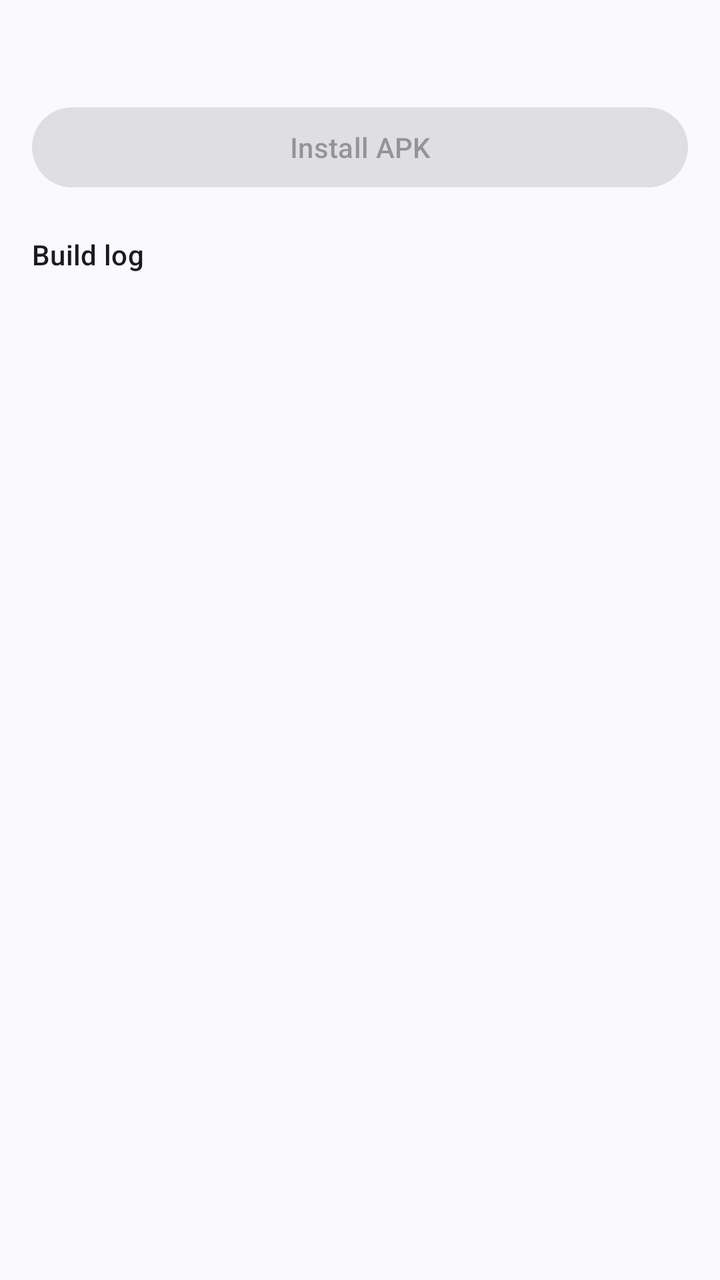
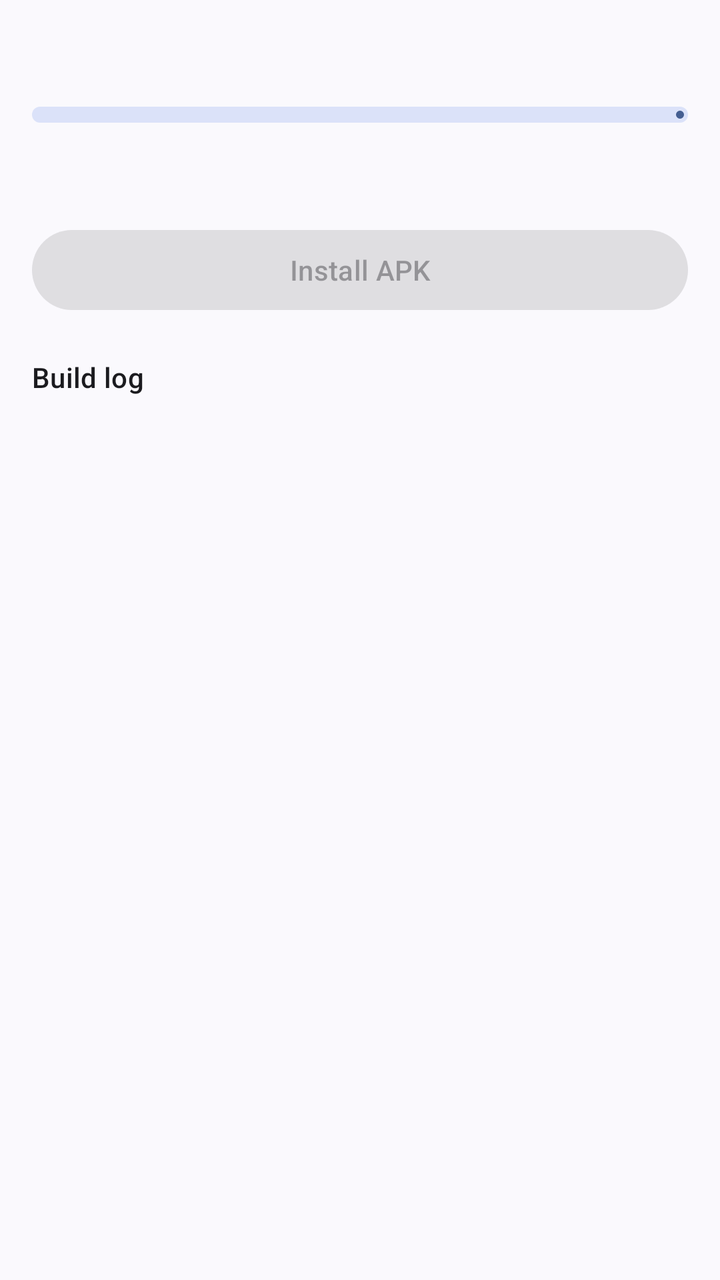

An Android layout rendered at two revisions. The XML below is the earlier revision; the diff shows what the commit changed to produce the second picture.
<!-- AndroidManifest.xml: application theme Theme.ApkRepacker -->
<!-- res/layout/activity_result.xml -->
<?xml version="1.0" encoding="utf-8"?>
<ScrollView xmlns:android="http://schemas.android.com/apk/res/android"
    xmlns:app="http://schemas.android.com/apk/res-auto"
    android:layout_width="match_parent"
    android:layout_height="match_parent"
    android:fillViewport="true">

    <LinearLayout
        android:layout_width="match_parent"
        android:layout_height="wrap_content"
        android:orientation="vertical"
        android:padding="16dp">

        <TextView
            android:id="@+id/txtStages"
            android:layout_width="match_parent"
            android:layout_height="wrap_content"
            android:fontFamily="monospace"
            android:textAppearance="?attr/textAppearanceTitleMedium"
            android:lineSpacingMultiplier="1.3" />

        <com.google.android.material.card.MaterialCardView
            android:id="@+id/cardSummary"
            android:layout_width="match_parent"
            android:layout_height="wrap_content"
            android:layout_marginTop="16dp"
            android:visibility="gone"
            app:cardCornerRadius="12dp">

            <TextView
                android:id="@+id/txtSummary"
                android:layout_width="match_parent"
                android:layout_height="wrap_content"
                android:fontFamily="monospace"
                android:padding="16dp"
                android:textIsSelectable="true" />
        </com.google.android.material.card.MaterialCardView>

        <com.google.android.material.button.MaterialButton
            android:id="@+id/btnInstall"
            android:layout_width="match_parent"
            android:layout_height="wrap_content"
            android:layout_marginTop="12dp"
            android:enabled="false"
            android:text="@string/install_apk" />

        <TextView
            android:layout_width="wrap_content"
            android:layout_height="wrap_content"
            android:layout_marginTop="20dp"
            android:text="Build log"
            android:textAppearance="?attr/textAppearanceLabelLarge" />

        <TextView
            android:id="@+id/txtLog"
            android:layout_width="match_parent"
            android:layout_height="wrap_content"
            android:layout_marginTop="4dp"
            android:fontFamily="monospace"
            android:textAppearance="?attr/textAppearanceBodySmall"
            android:textIsSelectable="true" />
    </LinearLayout>
</ScrollView>
<!-- resources referenced by this layout -->
<resources>
  <string name="install_apk">Install APK</string>
  <style name="Theme.ApkRepacker" parent="Theme.Material3.DynamicColors.DayNight.NoActionBar">
          <item name="android:statusBarColor">@android:color/transparent</item>
      </style>
</resources>

<!-- the commit's change to res/layout/activity_result.xml (unified diff, before → after) -->
@@ -10,6 +10,22 @@
         android:layout_height="wrap_content"
         android:orientation="vertical"
         android:padding="16dp">
+
+        <TextView
+            android:id="@+id/txtStatus"
+            android:layout_width="match_parent"
+            android:layout_height="wrap_content"
+            android:textAppearance="?attr/textAppearanceTitleLarge" />
+
+        <com.google.android.material.progressindicator.LinearProgressIndicator
+            android:id="@+id/progressBar"
+            android:layout_width="match_parent"
+            android:layout_height="wrap_content"
+            android:layout_marginTop="8dp"
+            android:layout_marginBottom="16dp"
+            android:max="100"
+            app:trackCornerRadius="4dp"
+            app:trackThickness="8dp" />
 
         <TextView
             android:id="@+id/txtStages"
